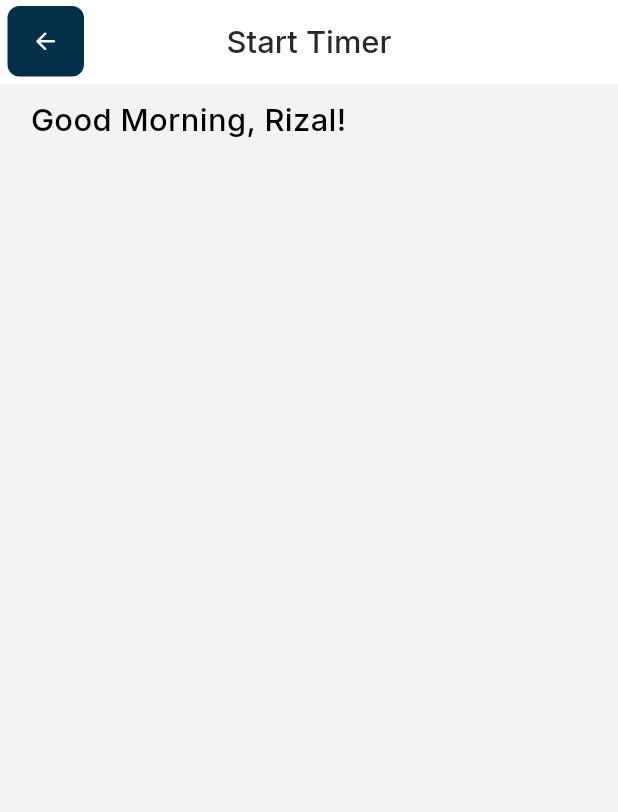
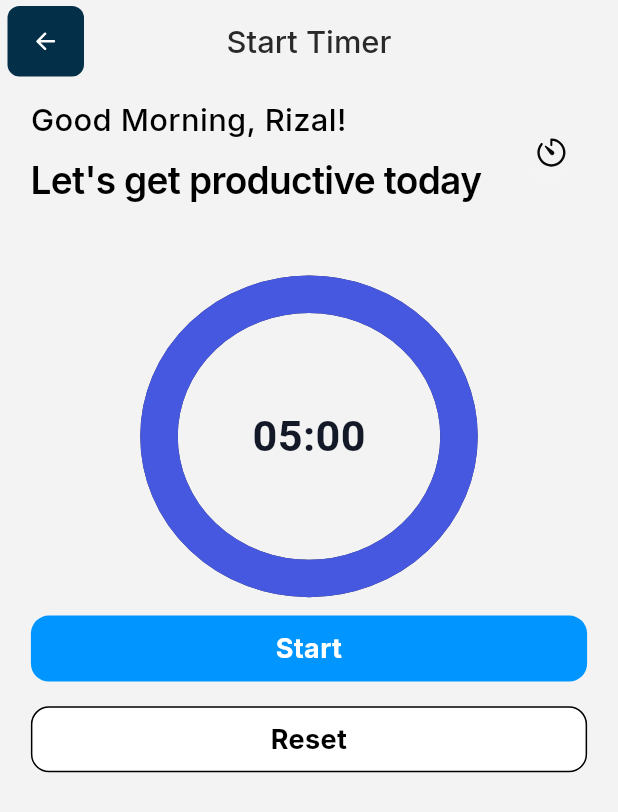
Before and after one commit to kmmuzahid/-rizaldyrferrer_betterhelp, a Flutter app: the TimerScreen screen opened by its route, on a phone screen of 412 x 824 dp. Shown: the top 812 px of the screen. Run offline on Flutter 3.47's test engine with Material 3 defaults, Android fonts, the phone set to English and light mode, and no system bars; drawn by our look-alikes of simple_circular_progress_bar; our stand-ins replace carousel_slider, device_info_plus, easy_date_timeline, flutter_svg, get, get_storage and 6 more; accounts and stored records are empty; project files that could hold a hidden picture were left out.

Commit message:
feat: Implement Timer functionality with TimerScreen and TimerService integration

```diff
--- a/lib/main.dart
+++ b/lib/main.dart
@@ -1,10 +1,19 @@
 import 'package:better_help/core/app_route/app_route.dart';
+import 'package:better_help/service/timer_service/timer_service.dart';
 import 'package:better_help/widget/app_deviceutils/app_device_utils.dart';
 import 'package:flutter/material.dart';
 import 'package:get/get.dart';
+import 'package:get_storage/get_storage.dart';
 
-void main() {
+void main() async {
   WidgetsFlutterBinding.ensureInitialized();
+
+  // Initialize GetStorage
+  await GetStorage.init();
+
+  // Initialize TimerService as a service
+  Get.put(TimerService(), permanent: true);
+
   DeviceUtils.lockDevicePortrait();
   runApp(const MyApp());
 }
--- a/lib/screen/habits/main_habits/controller/habits_screen_controller.dart
+++ b/lib/screen/habits/main_habits/controller/habits_screen_controller.dart
@@ -77,7 +77,6 @@ class HabitsScreenController extends GetxController {
 
     // Get current month details
     DateTime now = DateTime.now();
-    DateTime firstDayOfMonth = DateTime(now.year, now.month, 1);
     DateTime lastDayOfMonth = DateTime(now.year, now.month + 1, 0);
 
     // Generate schedules for each day of the month
--- /dev/null
+++ b/lib/screen/habits/timer_screen/controller/timer_screen_contorller.dart
@@ -0,0 +1,79 @@
+import 'dart:async';
+import 'package:flutter/material.dart';
+import 'package:get/get.dart';
+import 'package:better_help/service/timer_service/timer_service.dart';
+
+class TimerScreenController extends GetxController {
+  ValueNotifier<double>? _valueNotifier;
+  late TimerService _timerService;
+  Worker? _progressWorker;
+
+  ValueNotifier<double> get valueNotifier {
+    _valueNotifier ??= ValueNotifier<double>(100.0);
+    return _valueNotifier!;
+  }
+
+  @override
+  void onInit() {
+    super.onInit();
+    _timerService = TimerService.instance;
+    _initializeProgressListener();
+  }
+
+  void _initializeProgressListener() {
+    // Cancel existing worker if any
+    _progressWorker?.dispose();
+
+    // Listen to timer service changes and update progress bar
+    _progressWorker = ever(_timerService.remainingSeconds, (int remaining) {
+      if (_valueNotifier != null && !_valueNotifier!.hasListeners) {
+        // ValueNotifier has been disposed, don't update
+        return;
+      }
+      double progressValue = _timerService.progressPercentage;
+      if (_valueNotifier != null) {
+        _valueNotifier!.value = progressValue;
+      }
+    });
+
+    // Initialize progress bar with current timer state
+    if (_valueNotifier != null) {
+      _valueNotifier!.value = _timerService.progressPercentage;
+    }
+  }
+
+  @override
+  void onReady() {
+    super.onReady();
+    // Ensure progress is synced when screen becomes ready
+    if (_valueNotifier != null) {
+      _valueNotifier!.value = _timerService.progressPercentage;
+    }
+  }
+
+  void startTimer() {
+    _timerService.startTimer();
+  }
+
+  void pauseTimer() {
+    _timerService.pauseTimer();
+  }
+
+  void resetTimer() {
+    _timerService.resetTimer();
+  }
+
+  // Getters that delegate to the service
+  RxInt get remainingSeconds => _timerService.remainingSeconds;
+  RxBool get isRunning => _timerService.isRunning;
+  String get formattedTime => _timerService.formattedTime;
+  int get totalDuration => _timerService.totalDuration;
+
+  @override
+  void onClose() {
+    _progressWorker?.dispose();
+    _valueNotifier?.dispose();
+    _valueNotifier = null;
+    super.onClose();
+  }
+}
--- a/lib/screen/habits/timer_screen/timer_screen.dart
+++ b/lib/screen/habits/timer_screen/timer_screen.dart
@@ -1,29 +1,118 @@
+import 'package:better_help/screen/habits/timer_screen/controller/timer_screen_contorller.dart';
 import 'package:better_help/utils/app_colors/app_colors.dart';
+import 'package:better_help/utils/app_icons/app_icons.dart';
 import 'package:better_help/utils/app_size/app_gap.dart';
 import 'package:better_help/utils/app_size/app_size.dart';
 import 'package:better_help/utils/app_string/app_string.dart';
 import 'package:better_help/widget/app_appbar/app_back_appbar.dart';
+import 'package:better_help/widget/app_button/app_button.dart';
 import 'package:better_help/widget/app_text/app_text.dart';
 import 'package:flutter/material.dart';
+import 'package:flutter_svg/svg.dart';
+import 'package:get/get.dart';
+import 'package:simple_circular_progress_bar/simple_circular_progress_bar.dart';
 
 class TimerScreen extends StatelessWidget {
   const TimerScreen({super.key});
 
   @override
   Widget build(BuildContext context) {
+    final controller = Get.put(TimerScreenController(), tag: 'timer_screen');
     return Scaffold(
       backgroundColor: AppColors.white400,
-      appBar: AppBarWithBack(text: AppString.startTimer),
+      appBar: AppBarWithBack(text: AppString.startTimer, backgroundColor: AppColors.white400,),
       body: SingleChildScrollView(
         padding: EdgeInsets.symmetric(horizontal: AppSize.width(value: 20)),
         child: Column(
           children: [
             Gap(height: 12),
-            AppText(
-              text: "Good Morning, Rizal!",
-              fontFamilyIndex: 2,
-              fontSize: AppSize.width(value: 18),
-              fontWeight: FontWeight.w500,
+            Row(
+              mainAxisAlignment: MainAxisAlignment.spaceBetween,
+              children: [
+                Column(
+                  crossAxisAlignment: CrossAxisAlignment.start,
+                  children: [
+                    AppText(
+                      text: "Good Morning, Rizal!",
+                      fontFamilyIndex: 2,
+                      fontSize: AppSize.width(value: 18),
+                      fontWeight: FontWeight.w500,
+                    ),
+                    Gap(height: 05),
+                    AppText(
+                      text: "Let's get productive today",
+                      fontFamilyIndex: 2,
+                      fontSize: AppSize.width(value: 22.62),
+                      fontWeight: FontWeight.w600,
+                      lineHeight: 1.40,
+                      letterSpacing: -0.45,
+                    ),
+                  ],
+                ),
+                SvgPicture.asset(
+                  AppIcons.timerAppSchedule,
+                  height: AppSize.height(value: 45),
+                  width: AppSize.width(value: 45),
+                ),
+              ],
+            ),
+            Gap(height: 60),
+            SizedBox(
+              height: AppSize.height(value: 200),
+              width: AppSize.width(value: 200),
+              child: Stack(
+                alignment: Alignment.center,
+                children: [
+                  SimpleCircularProgressBar(
+                    size: 200,
+                    valueNotifier: controller.valueNotifier,
+                    fullProgressColor: AppColors.ocean600,
+                    mergeMode: true,
+                    animationDuration: 0,
+                    backColor: AppColors.timerBackColor,
+                    progressColors: [AppColors.blue500, AppColors.ocean500],
+                    progressStrokeWidth: 25,
+                    backStrokeWidth: 25,
+                  ),
+                  Obx(
+                    () => Text(
+                      controller.formattedTime,
+                      style: TextStyle(
+                        fontSize: AppSize.width(value: 25),
+                        fontWeight: FontWeight.bold,
+                        color: AppColors.textPrimaryBlack,
+                      ),
+                    ),
+                  ),
+                ],
+              ),
+            ),
+            Gap(height: 30),
+            Obx(
+              () => AppButton(
+                title: controller.isRunning.value ? "Pause" : "Start",
+                backgroundColor: AppColors.blue500,
+                titleColor: AppColors.white,
+                onTap: () {
+                  if (controller.isRunning.value) {
+                    controller.pauseTimer();
+                  } else {
+                    controller.startTimer();
+                  }
+                },
+                borderradius: 12,
+              ),
+            ),
+            Gap(height: 20),
+            AppButton(
+              title: "Reset",
+              backgroundColor: AppColors.white,
+              titleColor: AppColors.black,
+              borderColor: AppColors.black,
+              onTap: () {
+                controller.resetTimer();
+              },
+              borderradius: 12,
             ),
           ],
         ),
--- a/lib/utils/app_colors/app_colors.dart
+++ b/lib/utils/app_colors/app_colors.dart
@@ -10,6 +10,7 @@ class AppColors {
   static const Color black = Color(0xFF000000);
   static const Color grey500 = Color(0xFF292929);
   static const Color grey400 = Color(0xFF545454);
+  static const Color timerBackColor = Color(0xFF303044);
   static const Color textMain = Color(0xFF393938);
   static const Color yellow50 = Color(0xFFFCF4EC);
   static const Color white500 = Color(0xFFF0F0F0);
--- a/lib/utils/app_icons/app_icons.dart
+++ b/lib/utils/app_icons/app_icons.dart
@@ -27,4 +27,5 @@ class AppIcons {
   static const String minuteMeditation = "assets/icons/minuteMeditation.svg";
   static const String scheduleTime = "assets/icons/timeSchedule.svg";
   static const String appBackUptton = "assets/icons/backButton.svg";
+  static const String timerAppSchedule = "assets/icons/timer_icons.svg";
 }
--- a/lib/widget/app_appbar/app_back_appbar.dart
+++ b/lib/widget/app_appbar/app_back_appbar.dart
@@ -8,14 +8,15 @@ import 'package:get/get.dart';
 
 class AppBarWithBack extends StatelessWidget implements PreferredSizeWidget {
   final String text;
-  const AppBarWithBack({super.key, required this.text});
+  final Color? backgroundColor;
+  const AppBarWithBack({super.key, required this.text, this.backgroundColor});
 
   @override
   Widget build(BuildContext context) {
     return PreferredSize(
       preferredSize: Size.fromHeight(kToolbarHeight),
       child: AppBar(
-        backgroundColor: AppColors.white,
+        backgroundColor: backgroundColor ?? AppColors.white,
         elevation: 0,
         automaticallyImplyLeading: false,
         leading: Padding(
--- a/pubspec.yaml
+++ b/pubspec.yaml
@@ -14,6 +14,7 @@ dependencies:
   # For package name change
   change_app_package_name: ^1.5.0
   get: ^4.7.2
+  get_storage: ^2.1.1
   #Fonts
   google_fonts: ^6.2.1
   flutter_svg: ^2.2.0
@@ -25,6 +26,7 @@ dependencies:
   persistent_bottom_nav_bar: ^6.2.1
   carousel_slider: ^5.1.1
   easy_date_timeline: ^2.0.9
+  simple_circular_progress_bar: ^1.0.2
 
 dev_dependencies:
   flutter_test:
```
Also changed, not shown: lib/service/timer_service/timer_service.dart (added, +133 -0 lines), assets/icons/timer_icons.svg (added), pubspec.lock.
